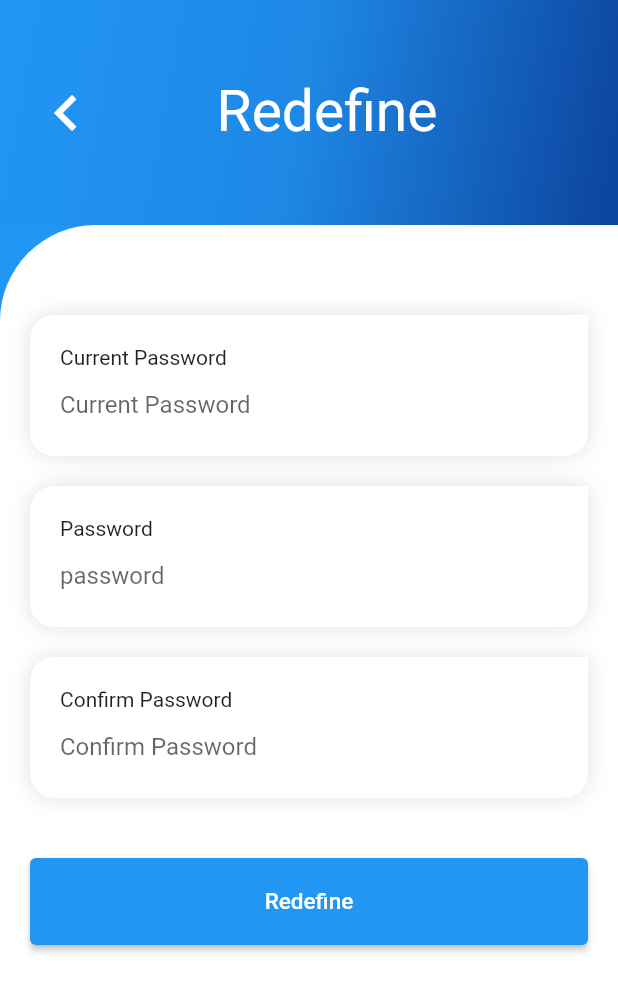
After one commit to Danielccc3/meu-foco-total, a Flutter app: the RedefinePassword screen opened directly, on a phone screen of 412 x 824 dp. The commit adds this screen. Shown: the top 992 px of the screen. Run offline on Flutter 3.47's test engine with Material 2 defaults, Android fonts, the phone set to English and light mode, and no system bars; our stand-ins replace firebase_auth, firebase_core, google_fonts, image_picker; accounts and stored records are empty; generated files the repository leaves out were written again.

Commit message:
add redefine password

```diff
--- a/lib/services/authentication.dart
+++ b/lib/services/authentication.dart
@@ -38,4 +38,5 @@ class AuthService {
   Future<void> logoff() async {
     return _firebaseAuth.signOut();
   }
+
 }
--- /dev/null
+++ b/lib/views/redefine_password.dart
@@ -0,0 +1,256 @@
+import 'package:firebase_auth/firebase_auth.dart';
+import 'package:flutter/material.dart';
+import 'package:foco_alternativo/common/My_snackbar.dart';
+
+class RedefinePassword extends StatefulWidget {
+  const RedefinePassword({super.key});
+
+  @override
+  State<RedefinePassword> createState() => _RedefinePasswordState();
+}
+
+class _RedefinePasswordState extends State<RedefinePassword> {
+  final _passController = TextEditingController();
+  final _newPassController = TextEditingController();
+  final _newPass2Controller = TextEditingController();
+  final _formKeyPass = GlobalKey<FormState>();
+  bool passwordVisible = false;
+  bool newPasswordVisible = false;
+  bool newPasswordVisible2 = false;
+
+  @override
+  Widget build(BuildContext context) {
+    return Scaffold(
+      resizeToAvoidBottomInset: false,
+      backgroundColor: Colors.blue,
+      body: Column(
+        children: [
+          Container(
+            width: MediaQuery.of(context).size.width,
+            decoration: BoxDecoration(
+              gradient: LinearGradient(
+                begin: Alignment.topLeft,
+                colors: [
+                  Colors.blue.shade500,
+                  Colors.blue.shade600,
+                  Colors.blue.shade900
+                ],
+              ),
+            ),
+            child: SafeArea(
+              child: Container(
+                padding: const EdgeInsets.symmetric(horizontal: 20),
+                height: 150,
+                child: Row(
+                  mainAxisAlignment: MainAxisAlignment.spaceBetween,
+                  children: [
+                    GestureDetector(
+                      onTap: () {
+                        Navigator.pop(context);
+                      },
+                      child: const Icon(
+                        Icons.keyboard_arrow_left,
+                        size: 48,
+                        color: Colors.white,
+                      ),
+                    ),
+                    const Text(
+                      "Redefine",
+                      style: TextStyle(color: Colors.white, fontSize: 38),
+                    ),
+                    const SizedBox(
+                      width: 24,
+                    )
+                  ],
+                ),
+              ),
+            ),
+          ),
+          Expanded(
+            child: Container(
+              padding: const EdgeInsets.symmetric(horizontal: 20, vertical: 40),
+              decoration: const BoxDecoration(
+                  color: Colors.white,
+                  borderRadius: BorderRadius.only(
+                    topLeft: Radius.circular(64),
+                  )),
+              child: Form(
+                key: _formKeyPass,
+                child: SingleChildScrollView(
+                  physics: const BouncingScrollPhysics(),
+                  child: Column(
+                    mainAxisAlignment: MainAxisAlignment.spaceBetween,
+                    children: [
+                      const SizedBox(
+                        height: 20,
+                      ),
+                      Column(
+                        crossAxisAlignment: CrossAxisAlignment.stretch,
+                        children: [
+                          Container(
+                            padding: const EdgeInsets.only(
+                                top: 20, left: 20, right: 20, bottom: 10),
+                            decoration: const BoxDecoration(
+                                color: Colors.white,
+                                borderRadius: BorderRadius.only(
+                                  topLeft: Radius.circular(16),
+                                  bottomLeft: Radius.circular(16),
+                                  bottomRight: Radius.circular(16),
+                                ),
+                                boxShadow: [
+                                  BoxShadow(
+                                      blurRadius: 12, color: Colors.black12),
+                                ]),
+
+                            // BOTÃO EMAIL
+                            child: Column(
+                              crossAxisAlignment: CrossAxisAlignment.start,
+                              children: [
+                                const Text('Current Password'),
+                                TextFormField(
+                                  controller: _passController,
+                                  decoration: const InputDecoration(
+                                    hintText: 'Current Password',
+                                    border: InputBorder.none,
+                                  ),
+                                  validator: (String? value) {
+                                    if (value == null) {
+                                      return 'The Current Password cannot be empty';
+                                    }
+                                    return null;
+                                  },
+                                )
+                              ],
+                            ),
+                          ),
+                          const SizedBox(
+                            height: 20,
+                          ),
+
+                          // BOTÃO SENHA
+                          Container(
+                            padding: const EdgeInsets.only(
+                                top: 20, left: 20, right: 20, bottom: 10),
+                            decoration: const BoxDecoration(
+                                color: Colors.white,
+                                borderRadius: BorderRadius.only(
+                                  topLeft: Radius.circular(16),
+                                  bottomLeft: Radius.circular(16),
+                                  bottomRight: Radius.circular(16),
+                                ),
+                                boxShadow: [
+                                  BoxShadow(
+                                      blurRadius: 12, color: Colors.black12),
+                                ]),
+                            child: Column(
+                              crossAxisAlignment: CrossAxisAlignment.start,
+                              children: [
+                                const Text('Password'),
+                                TextFormField(
+                                  controller: _newPassController,
+                                  obscureText: true,
+                                  decoration: const InputDecoration(
+                                    hintText: 'password',
+                                    border: InputBorder.none,
+                                  ),
+                                  validator: (String? value) {
+                                    if (value == null) {
+                                      return 'The password cannot be empty';
+                                    }
+                                    return null;
+                                  },
+                                )
+                              ],
+                            ),
+                          ),
+                          const SizedBox(height: 20),
+                          Container(
+                            padding: const EdgeInsets.only(
+                                top: 20, left: 20, right: 20, bottom: 10),
+                            decoration: const BoxDecoration(
+                                color: Colors.white,
+                                borderRadius: BorderRadius.only(
+                                  topLeft: Radius.circular(16),
+                                  bottomLeft: Radius.circular(16),
+                                  bottomRight: Radius.circular(16),
+                                ),
+                                boxShadow: [
+                                  BoxShadow(
+                                      blurRadius: 12, color: Colors.black12),
+                                ]),
+                            child: Column(
+                              crossAxisAlignment: CrossAxisAlignment.start,
+                              children: [
+                                const Text('Confirm Password'),
+                                TextFormField(
+                                  controller: _newPass2Controller,
+                                  obscureText: true,
+                                  decoration: const InputDecoration(
+                                    hintText: 'Confirm Password',
+                                    border: InputBorder.none,
+                                  ),
+                                  validator: (String? value) {
+                                    if ((value!.isEmpty || value!.length < 6) ||
+                                        _newPassController.text !=
+                                            _newPass2Controller) {
+                                      return 'As senhas não coincidem';
+                                    }
+                                    return null;
+                                  },
+                                )
+                              ],
+                            ),
+                          ),
+                          const SizedBox(
+                            height: 40,
+                          ),
+                          ElevatedButton(
+                            onPressed: () {
+                              User? user = FirebaseAuth.instance.currentUser;
+                              String? email =
+                                  FirebaseAuth.instance.currentUser?.email;
+                              AuthCredential credential =
+                                  EmailAuthProvider.credential(
+                                      email: email!,
+                                      password: _passController.text);
+                              user
+                                  ?.reauthenticateWithCredential(credential)
+                                  .then((value) {
+                                user
+                                    .updatePassword(_newPassController.text)
+                                    .then(
+                                      (value) => showSnackBar(context: context, text: 'Sucess', isError: false),
+                                    )
+                                    .catchError((erro) => showSnackBar(context: context, text: erro.toString()));
+                              }).catchError((erro) => showSnackBar(context: context, text: erro.toString()));
+                            },
+                            child: Container(
+                              padding: const EdgeInsets.all(20),
+                              decoration: const BoxDecoration(
+                                  color: Colors.blue,
+                                  borderRadius: BorderRadius.only(
+                                    topLeft: Radius.circular(16),
+                                    bottomLeft: Radius.circular(16),
+                                    bottomRight: Radius.circular(16),
+                                  )),
+                              child: const Center(
+                                  child: Text(
+                                "Redefine",
+                                style: TextStyle(
+                                    color: Colors.white, fontSize: 15),
+                              )),
+                            ),
+                          ),
+                        ],
+                      ),
+                    ],
+                  ),
+                ),
+              ),
+            ),
+          ),
+        ],
+      ),
+    );
+  }
+}
--- a/lib/views/timescreen.dart
+++ b/lib/views/timescreen.dart
@@ -7,6 +7,7 @@ import 'package:foco_alternativo/views/external_focus.dart';
 import 'package:foco_alternativo/views/history.dart';
 import 'package:foco_alternativo/views/home_page.dart';
 import 'package:foco_alternativo/views/internal_focus.dart';
+import 'package:foco_alternativo/views/redefine_password.dart';
 import 'package:foco_alternativo/widgets/utils.dart';
 import 'package:image_picker/image_picker.dart';
 import 'package:provider/provider.dart';
@@ -162,7 +163,10 @@ class _TimerScreenPomodoroState extends State<TimerScreenPomodoro> {
             ListTile(
               leading: Icon(Icons.settings),
               title: Text('Redefine password'),
-              onTap: () => {},
+              onTap: () => {
+                Navigator.push(context,
+                    MaterialPageRoute(builder: (context) => RedefinePassword())),
+              },
             ),
             ListTile(
               leading: Icon(Icons.add_a_photo),
```
Also changed, not shown: lib/views/devices_connected.dart (+23 -21 lines), lib/views/external_focus.dart (+11 -9 lines), lib/views/history.dart (+13 -11 lines), lib/views/home_page.dart (+9 -10 lines), lib/views/internal_focus.dart (+11 -9 lines), lib/views/login.dart (+7 -2 lines), 1 other file.
